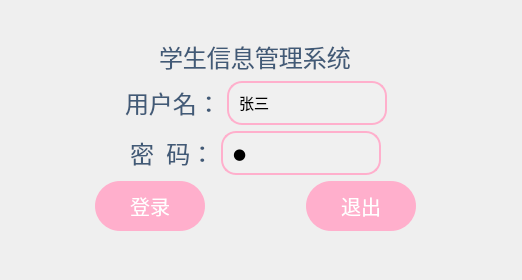
Old version of the form login.ui in the repository kawa1909/QT_Education_Student_System.
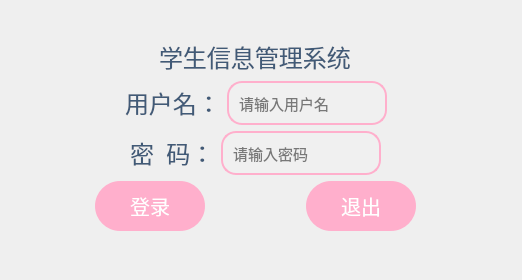
New version of the form. Icons and pictures are not drawn.

The edit to the form file:
```diff
--- a/login.ui
+++ b/login.ui
@@ -141,7 +141,7 @@
              <string/>
             </property>
             <property name="text">
-             <string>张三</string>
+             <string/>
             </property>
             <property name="placeholderText">
              <string>请输入用户名</string>
@@ -219,7 +219,7 @@
              <string/>
             </property>
             <property name="text">
-             <string>1</string>
+             <string/>
             </property>
             <property name="frame">
              <bool>true</bool>
```
